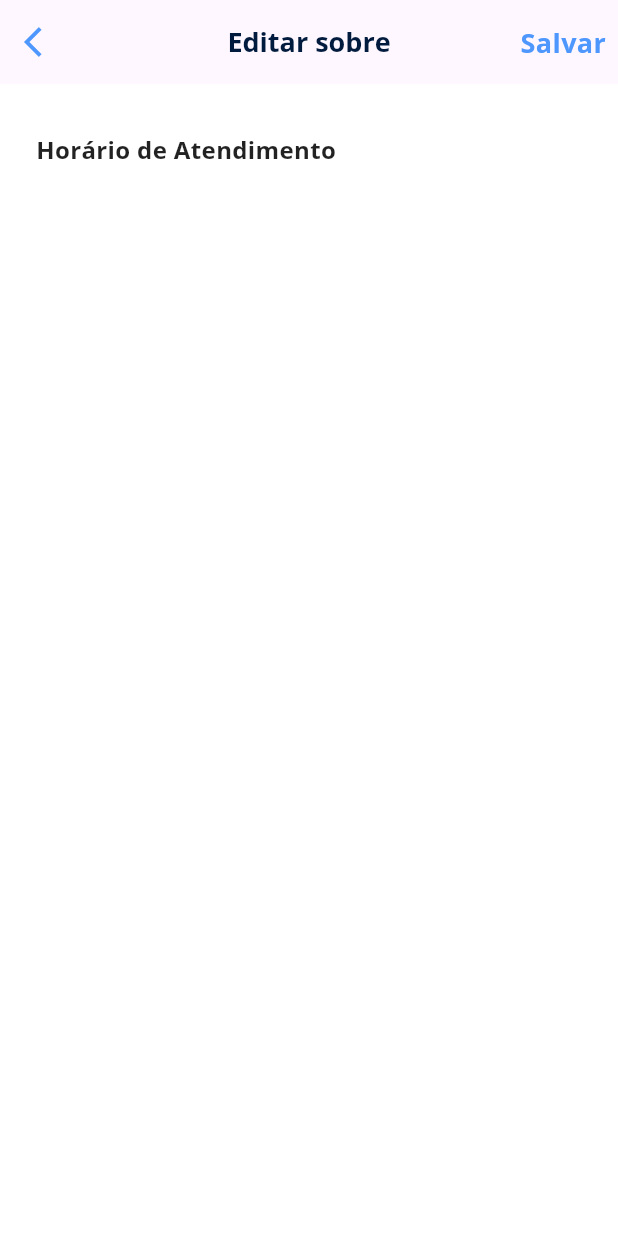
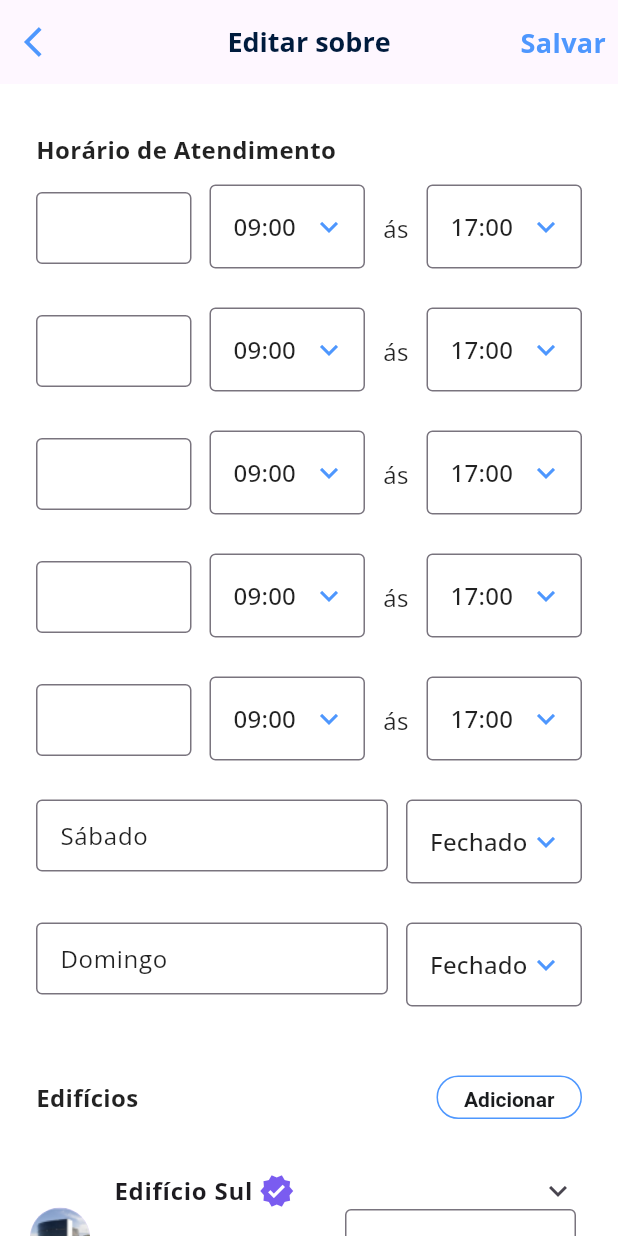
Before and after one commit to ViniR-RB/desafio2, a Flutter app: the EditAboutPage screen opened by its route, on a phone screen of 412 x 824 dp. Run offline on Flutter 3.47's test engine with Material 2 defaults, Android fonts, the phone set to English and light mode, and no system bars; our stand-ins replace flutter_modular, flutter_svg, google_fonts, image_picker; missing offline and left inert: validatorless; project files that could hold a hidden picture were left out.

Commit message:
chore: edit about and creating new widget card building and edit hour edit custom text field from structStyleadd new images

```diff
--- a/lib/app/modules/perfil/pages/about_page.dart
+++ b/lib/app/modules/perfil/pages/about_page.dart
@@ -3,6 +3,7 @@ import 'package:desafio/app/modules/perfil/widgets/card_building.dart';
 import 'package:desafio/app/modules/perfil/widgets/service_informative.dart';
 import 'package:flutter/material.dart';
 import 'package:flutter_modular/flutter_modular.dart';
+import 'package:flutter_svg/flutter_svg.dart';
 
 import '../../../core/models/perfil_model.dart';
 import '../../../core/ui/colors.dart';
@@ -263,14 +264,11 @@ class _AboutPageState extends State<AboutPage> {
                                 fontSize: 16, fontWeight: FontWeight.w700),
                           ),
                           const SizedBox(height: 12),
-                          const Row(
+                          Row(
                             children: [
-                              Icon(
-                                Icons.message_outlined,
-                                color: AppColor.purple,
-                              ),
-                              SizedBox(width: 8),
-                              Text(
+                              SvgPicture.asset('assets/images/zap.svg'),
+                              const SizedBox(width: 8),
+                              const Text(
                                 '+55 15 91234-5678',
                                 style: TextStyle(
                                     fontSize: 14,
--- a/lib/app/modules/perfil/pages/edit_about.dart
+++ b/lib/app/modules/perfil/pages/edit_about.dart
@@ -1,8 +1,11 @@
+import 'package:desafio/app/core/models/perfil_model.dart';
 import 'package:desafio/app/modules/perfil/perfil_controller.dart';
 import 'package:flutter/material.dart';
 import 'package:flutter_modular/flutter_modular.dart';
 
 import '../../../core/ui/colors.dart';
+import '../widgets/card_building_edit.dart';
+import '../widgets/edit_hour.dart';
 
 class EditAboutPage extends StatelessWidget {
   final PerfilController controller;
@@ -10,6 +13,7 @@ class EditAboutPage extends StatelessWidget {
 
   @override
   Widget build(BuildContext context) {
+    final PerfilModel myPerfil = controller.value;
     return Scaffold(
       body: Stack(children: [
         CustomScrollView(
@@ -44,17 +48,66 @@ class EditAboutPage extends StatelessWidget {
                   false => const SizedBox.shrink(),
                 }),
             SliverPadding(
-              padding: const EdgeInsets.only(top: 32, left: 24.0),
+              padding: const EdgeInsets.only(top: 32, left: 24.0, right: 24.0),
               sliver: SliverList(
                 delegate: SliverChildListDelegate(
                   [
-                    const Text('Horário de Atendimento',
-                        style: TextStyle(
-                            fontSize: 16, fontWeight: FontWeight.w700))
+                    const Text(
+                      'Horário de Atendimento',
+                      style:
+                          TextStyle(fontSize: 16, fontWeight: FontWeight.w700),
+                    ),
                   ],
                 ),
               ),
-            )
+            ),
+            SliverList(
+              delegate: SliverChildBuilderDelegate(
+                (context, index) => EditHour(
+                  serviceHours: myPerfil.service[index],
+                ),
+                childCount: myPerfil.service.length,
+              ),
+            ),
+            SliverPadding(
+              padding: const EdgeInsets.only(
+                  top: 32.0, left: 24.0, right: 24.0, bottom: 24),
+              sliver: SliverList(
+                delegate: SliverChildListDelegate(
+                  [
+                    Row(
+                      mainAxisAlignment: MainAxisAlignment.spaceBetween,
+                      children: [
+                        const Text('Edifícios',
+                            style: TextStyle(
+                                fontSize: 16, fontWeight: FontWeight.w700)),
+                        SizedBox(
+                          height: 29,
+                          width: 97,
+                          child: TextButton(
+                            onPressed: () {},
+                            child: const Text(
+                              'Adicionar',
+                              style: TextStyle(
+                                fontWeight: FontWeight.w600,
+                                fontSize: 14,
+                              ),
+                            ),
+                          ),
+                        ),
+                      ],
+                    )
+                  ],
+                ),
+              ),
+            ),
+            SliverList(
+                delegate: SliverChildBuilderDelegate(
+                    (context, index) => CardBuildingEdit(
+                          building: myPerfil.buildings[index],
+                          isLast: index == myPerfil.buildings.length - 1,
+                        ),
+                    childCount: myPerfil.buildings.length))
           ],
         )
       ]),
--- a/lib/app/modules/perfil/pages/edit_perfil_page.dart
+++ b/lib/app/modules/perfil/pages/edit_perfil_page.dart
@@ -311,6 +311,8 @@ class _EditPerfilPageState extends State<EditPerfilPage> {
                   child: SizedBox(
                       height: 44,
                       child: TextFormField(
+                        strutStyle: const StrutStyle(
+                            height: 1, forceStrutHeight: true, leading: 0),
                         controller: moderadoresEC[index],
                         onChanged: (value) {
                           _moderadores[index] = value;
--- /dev/null
+++ b/lib/app/modules/perfil/widgets/card_building_edit.dart
@@ -0,0 +1,87 @@
+import 'package:desafio/app/core/models/building_model.dart';
+import 'package:flutter/material.dart';
+
+import '../../../core/ui/colors.dart';
+
+class CardBuildingEdit extends StatelessWidget {
+  final BuildingModel building;
+  final bool isLast;
+  const CardBuildingEdit(
+      {super.key, required this.building, required this.isLast});
+
+  @override
+  Widget build(BuildContext context) {
+    return Card(
+      child: ListTile(
+          leading: Column(
+            mainAxisSize: MainAxisSize.max,
+            mainAxisAlignment: MainAxisAlignment.start,
+            children: [
+              CircleAvatar(
+                backgroundImage: AssetImage(building.buildingImage),
+              ),
+            ],
+          ),
+          title: Row(
+              mainAxisSize: MainAxisSize.max,
+              mainAxisAlignment: MainAxisAlignment.start,
+              crossAxisAlignment: CrossAxisAlignment.start,
+              children: [
+                Flexible(
+                  flex: 1,
+                  child: Row(
+                    children: [
+                      Text(
+                        building.buildingName,
+                        style: const TextStyle(
+                            fontSize: 16, fontWeight: FontWeight.w700),
+                      ),
+                      const SizedBox(width: 4),
+                      const Icon(
+                        Icons.verified,
+                        color: AppColor.purple,
+                      ),
+                    ],
+                  ),
+                ),
+                const Icon(Icons.keyboard_arrow_down),
+              ]),
+          subtitle: Column(
+            mainAxisSize: MainAxisSize.max,
+            children: [
+              Row(
+                mainAxisAlignment: MainAxisAlignment.spaceBetween,
+                crossAxisAlignment: CrossAxisAlignment.center,
+                mainAxisSize: MainAxisSize.max,
+                children: [
+                  const Flexible(
+                    child: Text(
+                      'Administrador',
+                      style: TextStyle(
+                          fontSize: 16,
+                          color: AppColor.black,
+                          fontWeight: FontWeight.w400),
+                    ),
+                  ),
+                  Flexible(
+                    child: SizedBox(
+                      height: 62,
+                      child: TextFormField(
+                        strutStyle: const StrutStyle(
+                            height: 1, forceStrutHeight: true, leading: 0),
+                        controller: TextEditingController(
+                            text: building.buildingAdministrator),
+                      ),
+                    ),
+                  ),
+                ],
+              ),
+              switch (isLast) {
+                true => const SizedBox.shrink(),
+                false => const Divider()
+              }
+            ],
+          )),
+    );
+  }
+}
--- a/lib/app/modules/perfil/widgets/custom_text_field.dart
+++ b/lib/app/modules/perfil/widgets/custom_text_field.dart
@@ -31,8 +31,7 @@ class CustomTextField extends StatelessWidget {
             TextFormField(
               controller: controller,
               strutStyle: const StrutStyle(
-                height: 1,
-              ),
+                  height: 1, forceStrutHeight: true, leading: 0),
               validator: Validatorless.required('Esse Campo é requrido'),
               style: const TextStyle(
                   fontWeight: FontWeight.w400,
--- /dev/null
+++ b/lib/app/modules/perfil/widgets/edit_hour.dart
@@ -0,0 +1,193 @@
+import 'package:desafio/app/core/models/service_model.dart';
+import 'package:desafio/app/core/utils/day_week_enum.dart';
+import 'package:flutter/material.dart';
+
+import '../../../core/ui/colors.dart';
+
+class EditHour extends StatefulWidget {
+  final ServiceModel serviceHours;
+
+  const EditHour({super.key, required this.serviceHours});
+
+  @override
+  State<EditHour> createState() => _EditHourState();
+}
+
+class _EditHourState extends State<EditHour> {
+  late final ServiceModel serviceHours;
+  late final TextEditingController serviceEC;
+  @override
+  void initState() {
+    serviceHours = widget.serviceHours;
+    serviceEC = TextEditingController(
+      text: switch (serviceHours.dayOfTheWeek) {
+        DayWeekEnum.segunda => 'Segunda-Feira',
+        DayWeekEnum.terca => 'Terça-Feira',
+        DayWeekEnum.quarta => 'Quarta-Feira',
+        DayWeekEnum.quinta => 'Quinta-Feira',
+        DayWeekEnum.sexta => 'Sexta-Feira',
+        DayWeekEnum.sabado => 'Sábado',
+        DayWeekEnum.domingo => 'Domingo',
+      },
+    );
+    super.initState();
+  }
+
+  @override
+  Widget build(BuildContext context) {
+    return Padding(
+        padding: const EdgeInsets.only(
+            top: 12.0, bottom: 12.0, left: 24.0, right: 24.0),
+        child: switch (widget.serviceHours.hours.isEmpty) {
+          true => Row(
+              mainAxisSize: MainAxisSize.max,
+              children: [
+                Flexible(
+                  flex: 2,
+                  child: SizedBox(
+                    height: 58,
+                    child: TextFormField(
+                      controller: serviceEC,
+                      textAlign: TextAlign.start,
+                      textAlignVertical: TextAlignVertical.center,
+                      minLines: 1,
+                      readOnly: true,
+                      strutStyle: const StrutStyle(
+                          height: 1, forceStrutHeight: true, leading: 0),
+                    ),
+                  ),
+                ),
+                const SizedBox(width: 12),
+                Flexible(
+                  flex: 1,
+                  child: SizedBox(
+                    height: 58,
+                    child: DropdownButtonFormField(
+                      value: 'Fechado',
+                      icon: const Icon(
+                        Icons.keyboard_arrow_down,
+                        color: AppColor.blue,
+                      ),
+                      decoration: const InputDecoration(
+                        border: OutlineInputBorder(
+                          borderRadius: BorderRadius.all(
+                            Radius.circular(4),
+                          ),
+                        ),
+                      ),
+                      items: const [
+                        DropdownMenuItem(
+                          value: 'Fechado',
+                          child: Text('Fechado'),
+                        ),
+                        DropdownMenuItem(
+                          value: 'Item 2',
+                          child: Text('Item 2'),
+                        ),
+                        DropdownMenuItem(
+                          value: 'Item 3',
+                          child: Text('Item 3'),
+                        ),
+                      ],
+                      onChanged: (value) {
+                        // Handle the change event
+                      },
+                    ),
+                  ),
+                ),
+              ],
+            ),
+          false => Row(
+              mainAxisSize: MainAxisSize.max,
+              children: [
+                Expanded(
+                  child: SizedBox(
+                    child: TextFormField(
+                      textAlign: TextAlign.start,
+                      textAlignVertical: TextAlignVertical.center,
+                      maxLines: 1,
+                      strutStyle: const StrutStyle(
+                          height: 1, forceStrutHeight: true, leading: 0),
+                    ),
+                  ),
+                ),
+                const SizedBox(width: 12),
+                Expanded(
+                  flex: 1,
+                  child: SizedBox(
+                    height: 58,
+                    child: DropdownButtonFormField(
+                      value: '09:00',
+                      icon: const Icon(
+                        Icons.keyboard_arrow_down,
+                        color: AppColor.blue,
+                      ),
+                      decoration: const InputDecoration(
+                        border: OutlineInputBorder(
+                          borderSide: BorderSide(),
+                          borderRadius: BorderRadius.all(
+                            Radius.circular(4),
+                          ),
+                        ),
+                      ),
+                      items: const [
+                        DropdownMenuItem(
+                          value: '09:00',
+                          child: Text('09:00'),
+                        ),
+                        DropdownMenuItem(
+                          value: '17:00',
+                          child: Text('17:00'),
+                        ),
+                      ],
+                      onChanged: (value) {
+                        // Handle the change event
+                      },
+                    ),
+                  ),
+                ),
+                const SizedBox(width: 12),
+                const Text(
+                  'ás',
+                  style: TextStyle(fontWeight: FontWeight.w400, fontSize: 16),
+                ),
+                const SizedBox(width: 12),
+                Expanded(
+                  flex: 1,
+                  child: SizedBox(
+                    height: 58,
+                    child: DropdownButtonFormField(
+                      icon: const Icon(
+                        Icons.keyboard_arrow_down,
+                        color: AppColor.blue,
+                      ),
+                      value: '17:00',
+                      decoration: const InputDecoration(
+                        border: OutlineInputBorder(
+                          borderSide: BorderSide(),
+                          borderRadius: BorderRadius.all(
+                            Radius.circular(4),
+                          ),
+                        ),
+                      ),
+                      items: const [
+                        DropdownMenuItem(
+                          value: '09:00',
+                          child: Text('09:00'),
+                        ),
+                        DropdownMenuItem(
+                          value: '17:00',
+                          child: Text('17:00'),
+                        ),
+                      ],
+                      onChanged: (value) {
+                        // Handle the change event
+                      },
+                    ),
+                  ),
+                ),
+              ],
+            ),
+        });
+  }
+}
--- a/pubspec.yaml
+++ b/pubspec.yaml
@@ -72,6 +72,7 @@ flutter:
     - assets/images/edificionorte.png
     - assets/images/edificiosul.png
     - assets/images/location.png
+    - assets/images/zap.svg
 
   # An image asset can refer to one or more resolution-specific "variants", see
   # https://flutter.dev/assets-and-images/#resolution-aware
```
Also changed, not shown: assets/images/zap.svg (added).
